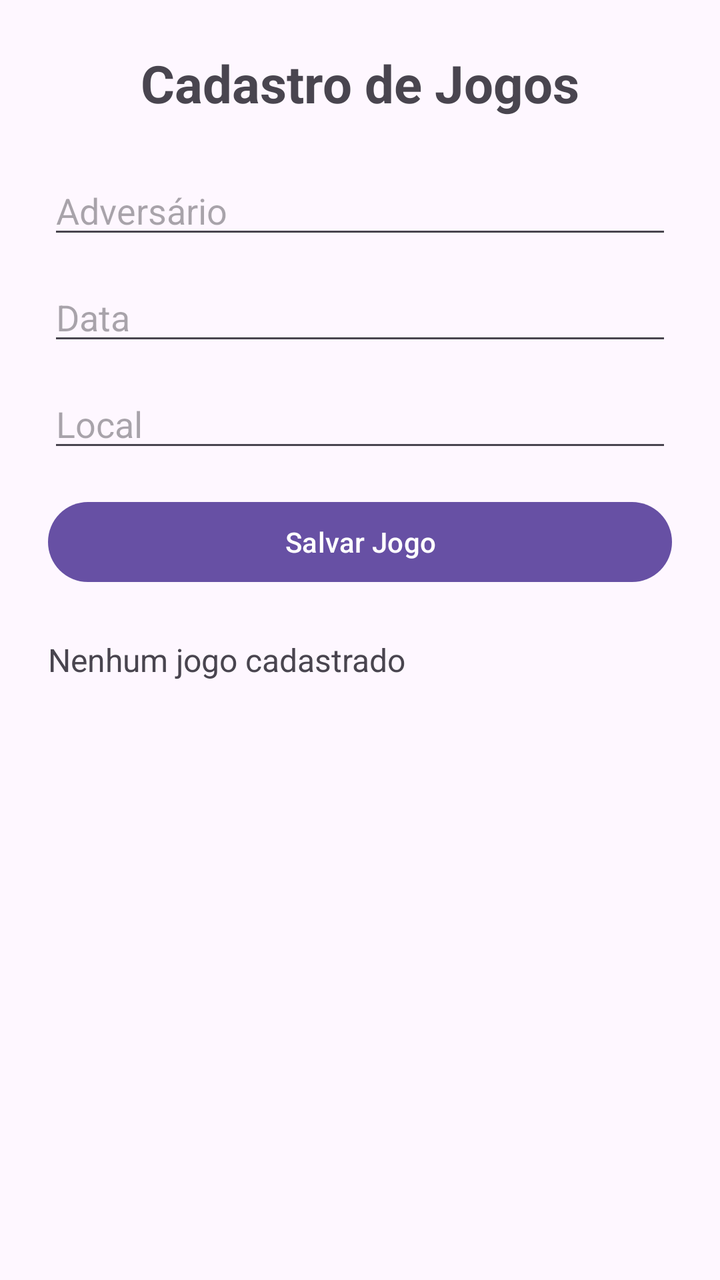
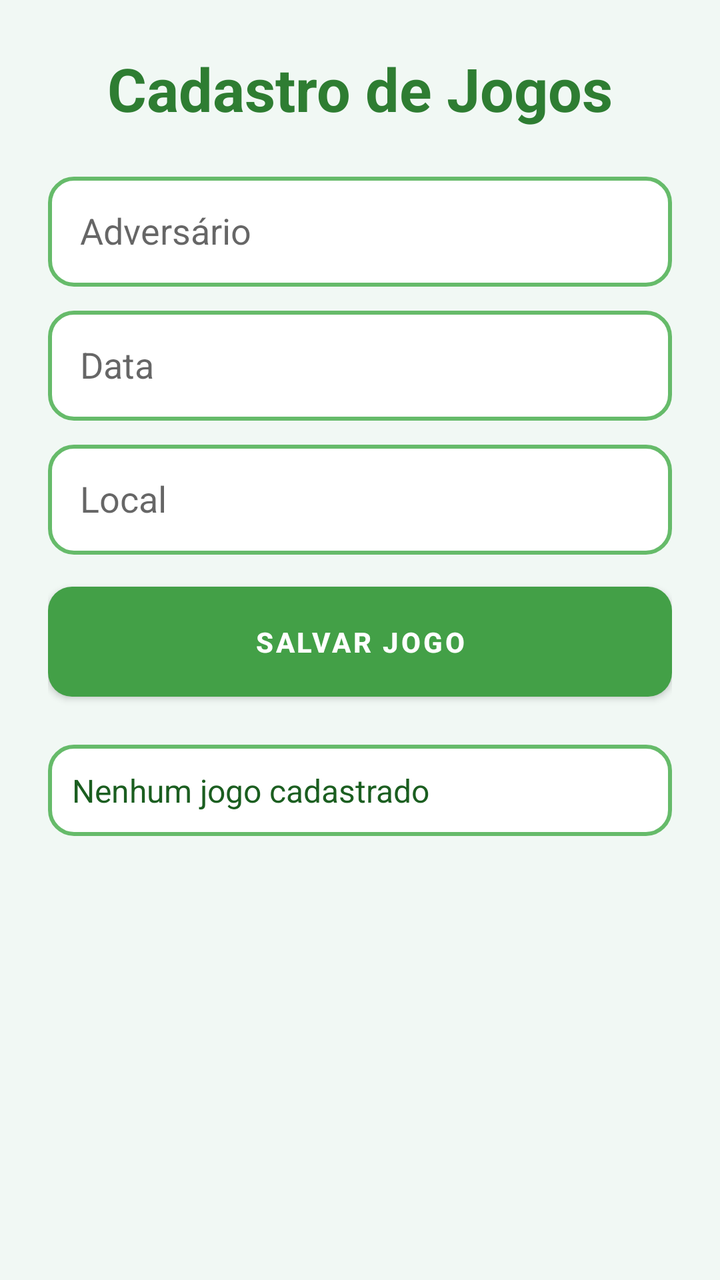

Two renders of the same Android screen: before a commit and after it. Below are the layout's source before the change and the commit's diff.
<!-- AndroidManifest.xml: application theme Theme.AppControlePro -->
<!-- res/layout/activity_jogos.xml -->
<?xml version="1.0" encoding="utf-8"?>
<ScrollView xmlns:android="http://schemas.android.com/apk/res/android"
    xmlns:app="http://schemas.android.com/apk/res-auto"
    android:layout_width="match_parent"
    android:layout_height="match_parent"
    android:padding="24dp">

    <androidx.constraintlayout.widget.ConstraintLayout
        android:layout_width="match_parent"
        android:layout_height="wrap_content">

        
        <TextView
            android:id="@+id/txtTituloJogos"
            android:layout_width="wrap_content"
            android:layout_height="wrap_content"
            android:text="Cadastro de Jogos"
            android:textSize="26sp"
            android:textStyle="bold"
            app:layout_constraintTop_toTopOf="parent"
            app:layout_constraintStart_toStartOf="parent"
            app:layout_constraintEnd_toEndOf="parent"/>

        
        <EditText
            android:id="@+id/edtAdversario"
            android:layout_width="0dp"
            android:layout_height="wrap_content"
            android:hint="Adversário"
            app:layout_constraintTop_toBottomOf="@id/txtTituloJogos"
            app:layout_constraintStart_toStartOf="parent"
            app:layout_constraintEnd_toEndOf="parent"
            android:layout_marginTop="24dp"/>

        
        <EditText
            android:id="@+id/edtData"
            android:layout_width="0dp"
            android:layout_height="wrap_content"
            android:hint="Data"
            app:layout_constraintTop_toBottomOf="@id/edtAdversario"
            app:layout_constraintStart_toStartOf="parent"
            app:layout_constraintEnd_toEndOf="parent"
            android:layout_marginTop="12dp"/>

        
        <EditText
            android:id="@+id/edtLocal"
            android:layout_width="0dp"
            android:layout_height="wrap_content"
            android:hint="Local"
            app:layout_constraintTop_toBottomOf="@id/edtData"
            app:layout_constraintStart_toStartOf="parent"
            app:layout_constraintEnd_toEndOf="parent"
            android:layout_marginTop="12dp"/>

        
        <Button
            android:id="@+id/btnSalvarJogo"
            android:layout_width="0dp"
            android:layout_height="wrap_content"
            android:text="Salvar Jogo"
            android:onClick="salvarJogo"
            app:layout_constraintTop_toBottomOf="@id/edtLocal"
            app:layout_constraintStart_toStartOf="parent"
            app:layout_constraintEnd_toEndOf="parent"
            android:layout_marginTop="16dp"/>

        
        <TextView
            android:id="@+id/txtListaJogos"
            android:layout_width="0dp"
            android:layout_height="wrap_content"
            android:text="Nenhum jogo cadastrado"
            android:textSize="16sp"
            app:layout_constraintTop_toBottomOf="@id/btnSalvarJogo"
            app:layout_constraintStart_toStartOf="parent"
            app:layout_constraintEnd_toEndOf="parent"
            android:layout_marginTop="24dp"/>

    </androidx.constraintlayout.widget.ConstraintLayout>

</ScrollView>
<!-- resources referenced by this layout -->
<resources>
  <style name="Theme.AppControlePro" parent="Base.Theme.AppControlePro" />
  <style name="Base.Theme.AppControlePro" parent="Theme.Material3.DayNight.NoActionBar">
          
          
      </style>
</resources>

<!-- the commit's change to res/layout/activity_jogos.xml (unified diff, before → after) -->
@@ -3,7 +3,8 @@
     xmlns:app="http://schemas.android.com/apk/res-auto"
     android:layout_width="match_parent"
     android:layout_height="match_parent"
-    android:padding="24dp">
+    android:padding="24dp"
+    android:background="#F1F8F4">
 
     <androidx.constraintlayout.widget.ConstraintLayout
         android:layout_width="match_parent"
@@ -15,8 +16,9 @@
             android:layout_width="wrap_content"
             android:layout_height="wrap_content"
             android:text="Cadastro de Jogos"
-            android:textSize="26sp"
+            android:textSize="30sp"
             android:textStyle="bold"
+            android:textColor="#2E7D32"
             app:layout_constraintTop_toTopOf="parent"
             app:layout_constraintStart_toStartOf="parent"
             app:layout_constraintEnd_toEndOf="parent"/>
@@ -25,8 +27,10 @@
         <EditText
             android:id="@+id/edtAdversario"
             android:layout_width="0dp"
-            android:layout_height="wrap_content"
+            android:layout_height="55dp"
             android:hint="Adversário"
+            android:padding="16dp"
+            android:background="@drawable/campo_verde"
             app:layout_constraintTop_toBottomOf="@id/txtTituloJogos"
             app:layout_constraintStart_toStartOf="parent"
             app:layout_constraintEnd_toEndOf="parent"
@@ -36,8 +40,10 @@
         <EditText
             android:id="@+id/edtData"
             android:layout_width="0dp"
-            android:layout_height="wrap_content"
+            android:layout_height="55dp"
             android:hint="Data"
+            android:padding="16dp"
+            android:background="@drawable/campo_verde"
             app:layout_constraintTop_toBottomOf="@id/edtAdversario"
             app:layout_constraintStart_toStartOf="parent"
             app:layout_constraintEnd_toEndOf="parent"
@@ -47,8 +53,10 @@
         <EditText
             android:id="@+id/edtLocal"
             android:layout_width="0dp"
-            android:layout_height="wrap_content"
+            android:layout_height="55dp"
             android:hint="Local"
+            android:padding="16dp"
+            android:background="@drawable/campo_verde"
             app:layout_constraintTop_toBottomOf="@id/edtData"
             app:layout_constraintStart_toStartOf="parent"
             app:layout_constraintEnd_toEndOf="parent"
@@ -58,8 +66,12 @@
         <Button
             android:id="@+id/btnSalvarJogo"
             android:layout_width="0dp"
-            android:layout_height="wrap_content"
+            android:layout_height="55dp"
             android:text="Salvar Jogo"
+            android:textColor="#FFFFFF"
+            android:textStyle="bold"
+            android:background="@drawable/botao_verde"
+            android:backgroundTint="@null"
             android:onClick="salvarJogo"
             app:layout_constraintTop_toBottomOf="@id/edtLocal"
             app:layout_constraintStart_toStartOf="parent"
@@ -73,6 +85,9 @@
             android:layout_height="wrap_content"
             android:text="Nenhum jogo cadastrado"
             android:textSize="16sp"
+            android:textColor="#1B5E20"
+            android:padding="12dp"
+            android:background="@drawable/campo_verde"
             app:layout_constraintTop_toBottomOf="@id/btnSalvarJogo"
             app:layout_constraintStart_toStartOf="parent"
             app:layout_constraintEnd_toEndOf="parent"
<!-- resource entries referenced after the edit -->
@@ -1,9 +1,36 @@
 <!-- resources referenced by this layout -->
 <resources>
-  <style name="Theme.AppControlePro" parent="Base.Theme.AppControlePro" />
-  <style name="Base.Theme.AppControlePro" parent="Theme.Material3.DayNight.NoActionBar">
-          
-          
+  <!-- drawable botao_verde (drawable) -->
+  <?xml version="1.0" encoding="utf-8"?>
+  <shape xmlns:android="http://schemas.android.com/apk/res/android">
+      <solid android:color="#43A047"/>
+      <corners android:radius="12dp"/>
+  </shape>
+  <!-- drawable campo_verde (drawable) -->
+  <?xml version="1.0" encoding="utf-8"?>
+  <shape xmlns:android="http://schemas.android.com/apk/res/android">
+  
+      <solid android:color="#FFFFFF"/>
+  
+      <stroke
+          android:width="2dp"
+          android:color="#66BB6A"/>
+  
+      <corners android:radius="12dp"/>
+  
+  </shape>
+  <style name="Theme.AppControlePro" parent="Theme.MaterialComponents.DayNight.DarkActionBar">
+          <item name="colorPrimary">@color/green_500</item>
+          <item name="colorPrimaryVariant">@color/green_700</item>
+          <item name="colorSecondary">@color/teal_200</item>
+          <item name="colorSecondaryVariant">@color/teal_700</item>
+          <item name="android:statusBarColor">@color/green_700</item>
+          <item name="colorOnPrimary">@color/white</item>
       </style>
+  <color name="green_500">#43A047</color>
+  <color name="green_700">#2E7D32</color>
+  <color name="teal_200">#80CBC4</color>
+  <color name="teal_700">#00796B</color>
+  <color name="white">#FFFFFF</color>
 </resources>
 
